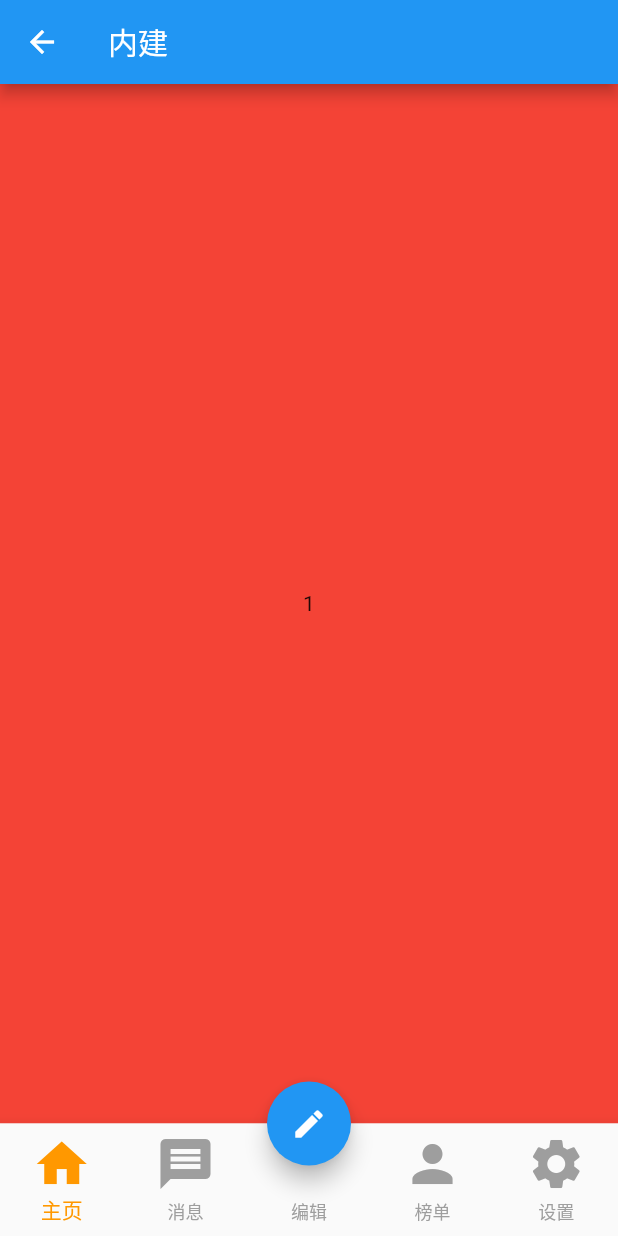
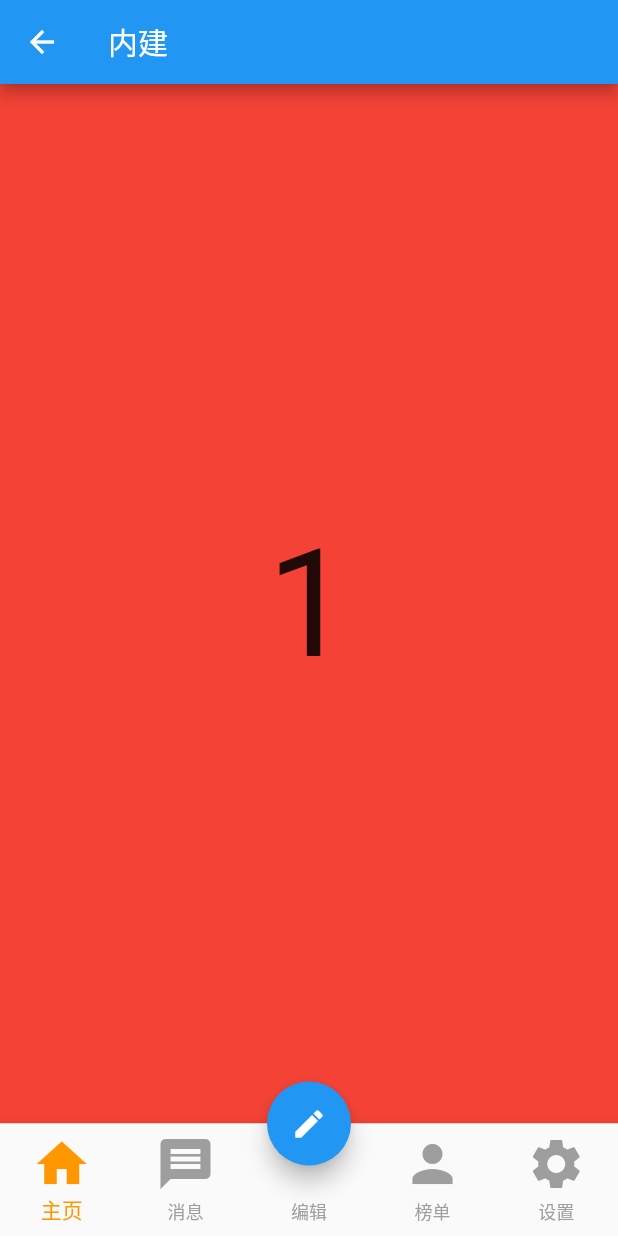
Before and after one commit to jielyu/flutter_demos, a Flutter app: the BuildinBottomBar screen opened directly, on a phone screen of 412 x 824 dp. Run offline on Flutter 3.47's test engine with Material 2 defaults, Android fonts, the phone set to English and light mode, and no system bars; our stand-ins replace persistent_bottom_nav_bar.

Commit message:
feat(d0001_bottom_nav_bar/): 增加资源释放，调整字号大小

```diff
--- a/d0001_bottom_nav_bar/lib/buildin_bottom_bar.dart
+++ b/d0001_bottom_nav_bar/lib/buildin_bottom_bar.dart
@@ -12,6 +12,12 @@ class BuildinBottomBar extends StatefulWidget {
 class _BuildinBottomBarState extends State<BuildinBottomBar> {
   int _currentIndex = 0;
   final PageController _pageController = PageController();
+
+  @override
+  void dispose() {
+    super.dispose();
+    _pageController.dispose();
+  }
 
   @override
   Widget build(BuildContext context) {
@@ -30,27 +36,42 @@ class _BuildinBottomBarState extends State<BuildinBottomBar> {
           Container(
             alignment: Alignment.center,
             color: Colors.red,
-            child: const Text("1"),
+            child: const Text(
+              "1",
+              style: TextStyle(fontSize: 100),
+            ),
           ),
           Container(
             alignment: Alignment.center,
             color: Colors.blue,
-            child: const Text("2"),
+            child: const Text(
+              "2",
+              style: TextStyle(fontSize: 100),
+            ),
           ),
           Container(
             alignment: Alignment.center,
             color: Colors.orange,
-            child: const Text("3"),
+            child: const Text(
+              "3",
+              style: TextStyle(fontSize: 100),
+            ),
           ),
           Container(
             alignment: Alignment.center,
             color: Colors.pink,
-            child: const Text("4"),
+            child: const Text(
+              "4",
+              style: TextStyle(fontSize: 100),
+            ),
           ),
           Container(
             alignment: Alignment.center,
             color: Colors.purple,
-            child: const Text("5"),
+            child: const Text(
+              "5",
+              style: TextStyle(fontSize: 100),
+            ),
           ),
         ],
       ),
@@ -120,6 +141,12 @@ class _MagicBottomBarState extends State<MagicBottomBar> {
   final PageController _pageController = PageController();
 
   @override
+  void dispose() {
+    super.dispose();
+    _pageController.dispose();
+  }
+
+  @override
   Widget build(BuildContext context) {
     return Scaffold(
       appBar: AppBar(
@@ -136,12 +163,18 @@ class _MagicBottomBarState extends State<MagicBottomBar> {
           Container(
             alignment: Alignment.center,
             color: Colors.white,
-            child: const Text("1"),
+            child: const Text(
+              "1",
+              style: TextStyle(fontSize: 100),
+            ),
           ),
           Container(
             alignment: Alignment.center,
             color: Colors.blue,
-            child: const Text("2"),
+            child: const Text(
+              "2",
+              style: TextStyle(fontSize: 100),
+            ),
           ),
           // Container(
           //   alignment: Alignment.center,
@@ -151,17 +184,23 @@ class _MagicBottomBarState extends State<MagicBottomBar> {
           Container(
             alignment: Alignment.center,
             color: Colors.pink,
-            child: const Text("3"),
+            child: const Text(
+              "3",
+              style: TextStyle(fontSize: 100),
+            ),
           ),
           Container(
             alignment: Alignment.center,
             color: Colors.purple,
-            child: const Text("4"),
+            child: const Text(
+              "4",
+              style: TextStyle(fontSize: 100),
+            ),
           ),
         ],
       ),
       floatingActionButton: FloatingActionButton(
-          backgroundColor: Color.fromARGB(255, 112, 130, 231),
+          backgroundColor: const Color.fromARGB(255, 112, 130, 231),
           onPressed: () {},
           child: const Icon(
             Icons.edit,
--- a/d0001_bottom_nav_bar/lib/main.dart
+++ b/d0001_bottom_nav_bar/lib/main.dart
@@ -37,6 +37,7 @@ class _MainHomeState extends State<MainHome> {
       children: [
         ElevatedButton(
             onPressed: () {
+              // ignore: avoid_print
               print("clicked");
               pushNewScreen(
                 context,
@@ -49,6 +50,7 @@ class _MainHomeState extends State<MainHome> {
         ),
         ElevatedButton(
             onPressed: () {
+              // ignore: avoid_print
               print("clicked");
               pushNewScreen(
                 context,
@@ -61,6 +63,7 @@ class _MainHomeState extends State<MainHome> {
         ),
         ElevatedButton(
             onPressed: () {
+              // ignore: avoid_print
               print("clicked");
               pushNewScreen(
                 context,
@@ -73,6 +76,7 @@ class _MainHomeState extends State<MainHome> {
         ),
         ElevatedButton(
             onPressed: () {
+              // ignore: avoid_print
               print("clicked");
               pushNewScreen(
                 context,
@@ -85,6 +89,7 @@ class _MainHomeState extends State<MainHome> {
         ),
         ElevatedButton(
             onPressed: () {
+              // ignore: avoid_print
               print("clicked");
               pushNewScreen(
                 context,
```
Also changed, not shown: 1 other file.
